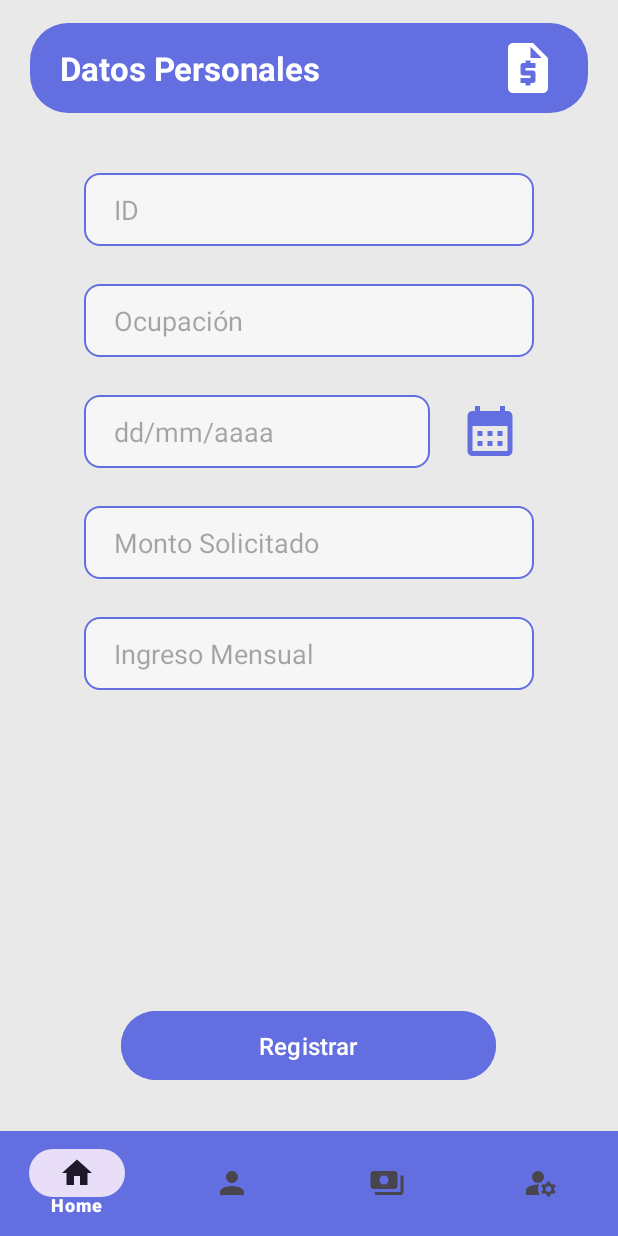
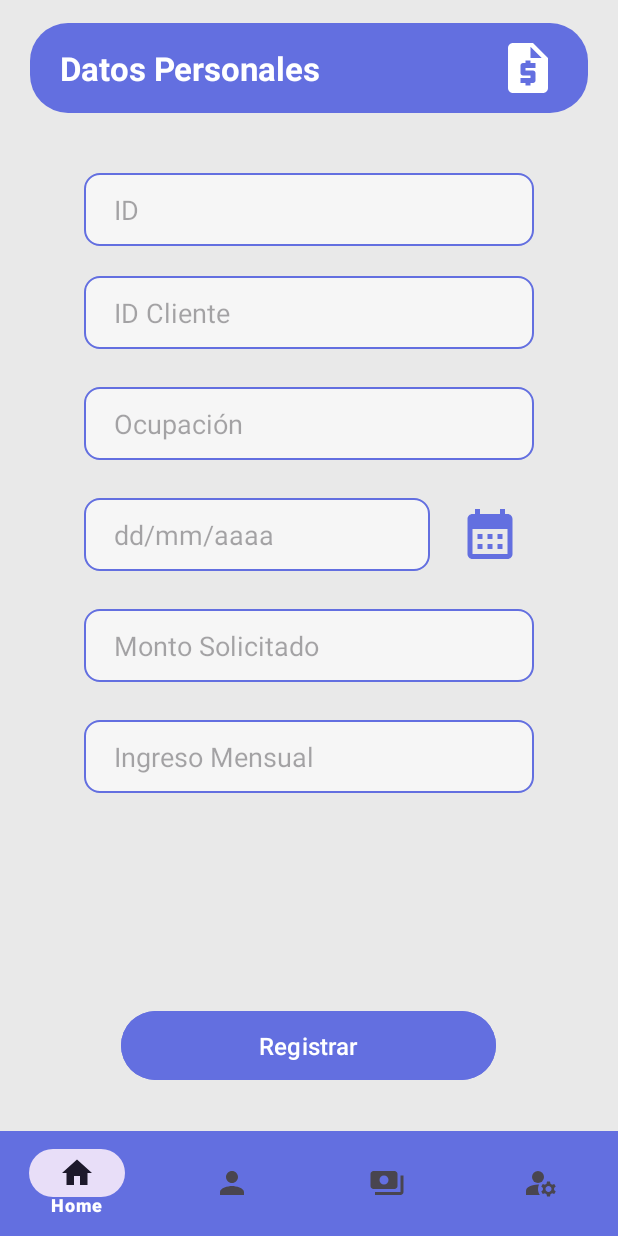
Before and after one commit to MancillaO/NexNova, an Android app: the fragment AgregarSolicitudFragment placed in its activity, on a phone screen of 412 x 824 dp. Run offline under Robolectric (Android 15) with nearby library versions, the phone set to English and light mode, and no system bars.

Commit message:
Registro de solicitud con el id del cliente

```diff
--- a/app/src/main/java/com/example/prolender/Database/MyDatabaseHelper.java
+++ b/app/src/main/java/com/example/prolender/Database/MyDatabaseHelper.java
@@ -35,6 +35,7 @@ public class MyDatabaseHelper extends SQLiteOpenHelper {
 
     private static final String TABLE_SOLICITUD = "solicitud";
     private static final String CAMPO_ID_SOLICITUD = "id_solicitud";
+    private static final String CAMPO_ID_CLIENTE = "id_cliente";
     private static final String CAMPO_OCUPACION = "ocupacion";
     private static final String CAMPO_FECHA_SOLICITUD = "fecha_solicitud";
     private static final String CAMPO_MONTO = "monto";
@@ -67,6 +68,7 @@ public class MyDatabaseHelper extends SQLiteOpenHelper {
 
         String crearSolicitud = "CREATE TABLE " + TABLE_SOLICITUD + "("
                 + CAMPO_ID_SOLICITUD + " INTEGER PRIMARY KEY AUTOINCREMENT, "
+                + CAMPO_ID_CLIENTE + " INTEGER, "
                 + CAMPO_OCUPACION + " TEXT, "
                 + CAMPO_FECHA_SOLICITUD + " TEXT, "
                 + CAMPO_MONTO + " TEXT, "
@@ -113,12 +115,13 @@ public class MyDatabaseHelper extends SQLiteOpenHelper {
         }
     }
 
-    public void addSolicitud(String id_cliente, String ocupacion, String fecha, String monto, String ingresos) {
+    public void addSolicitud(String id_solicitud, String id_cliente ,String ocupacion, String fecha, String monto, String ingresos) {
         SQLiteDatabase db = this.getWritableDatabase();  // Obtiene la base de datos en modo escritura
         ContentValues cv = new ContentValues();  // Contenedor para los valores
 
         // Asigna los valores a los campos de la tabla
-        cv.put(CAMPO_ID_SOLICITUD, id_cliente);
+        cv.put(CAMPO_ID_SOLICITUD, id_solicitud);
+        cv.put(CAMPO_ID_CLIENTE, id_cliente);
         cv.put(CAMPO_OCUPACION, ocupacion);
         cv.put(CAMPO_FECHA_SOLICITUD, fecha);
         cv.put(CAMPO_MONTO, monto);
--- a/app/src/main/java/com/example/prolender/FragmentsActivities/ClientesFragments/AgregarSolicitudFragment.java
+++ b/app/src/main/java/com/example/prolender/FragmentsActivities/ClientesFragments/AgregarSolicitudFragment.java
@@ -23,7 +23,7 @@ public class AgregarSolicitudFragment extends Fragment {
 
     private EditText campoFecha;
     private ImageView selectDateButton;
-    EditText ocupacion, montoSoli, ingreso, id_solicitud;
+    EditText ocupacion, montoSoli, ingreso, id_solicitud, id_cliente;
 
     public AgregarSolicitudFragment() {
         // Required empty public constructor
@@ -36,6 +36,7 @@ public class AgregarSolicitudFragment extends Fragment {
         View view = inflater.inflate(R.layout.fragment_agregar_solicitud, container, false);
 
         id_solicitud = view.findViewById(R.id.campoID);
+        id_cliente = view.findViewById(R.id.campoID_cliente);
         ocupacion = view.findViewById(R.id.campoOcupacionSoli);
         montoSoli = view.findViewById(R.id.campoMonto);
         ingreso = view.findViewById(R.id.campoIngreso);
@@ -51,6 +52,7 @@ public class AgregarSolicitudFragment extends Fragment {
                 // Inserta los datos del cliente para agregarlos a la base de datos
                 myDB.addSolicitud(
                         id_solicitud.getText().toString().trim(),
+                        id_cliente.getText().toString().trim(),
                         ocupacion.getText().toString().trim(),
                         campoFecha.getText().toString().trim(),
                         montoSoli.getText().toString().trim(),
--- a/app/src/main/res/layout/fragment_agregar_solicitud.xml
+++ b/app/src/main/res/layout/fragment_agregar_solicitud.xml
@@ -68,6 +68,21 @@
                     android:paddingVertical="12dp"
                     android:textColor="#1D2262" />
 
+                <EditText
+                    android:id="@+id/campoID_cliente"
+                    android:layout_width="300dp"
+                    android:layout_height="wrap_content"
+                    android:layout_gravity="center"
+                    android:background="@drawable/border_edittext_background"
+                    android:ems="10"
+                    android:hint="ID Cliente"
+                    android:inputType="number"
+                    android:paddingHorizontal="20dp"
+                    android:paddingVertical="12dp"
+                    android:layout_marginTop="20dp"
+                    android:textColor="#1D2262" />
+
+
 
                 <EditText
                     android:id="@+id/campoOcupacionSoli"
@@ -100,7 +115,7 @@
                         android:background="@drawable/border_edittext_background"
                         android:ems="10"
                         android:hint="dd/mm/aaaa"
-                        android:inputType="textPersonName"
+                        android:inputType="date"
                         android:paddingHorizontal="20dp"
                         android:paddingVertical="12dp"
                         android:textColor="#1D2262" />
@@ -131,7 +146,7 @@
                     android:background="@drawable/border_edittext_background"
                     android:ems="10"
                     android:hint="Monto Solicitado"
-                    android:inputType="textPersonName"
+                    android:inputType="number"
                     android:paddingHorizontal="20dp"
                     android:paddingVertical="12dp"
                     android:textColor="#1D2262" />
@@ -145,7 +160,7 @@
                     android:background="@drawable/border_edittext_background"
                     android:ems="10"
                     android:hint="Ingreso Mensual"
-                    android:inputType="textPersonName"
+                    android:inputType="number"
                     android:paddingHorizontal="20dp"
                     android:paddingVertical="12dp"
                     android:textColor="#1D2262" />
```
